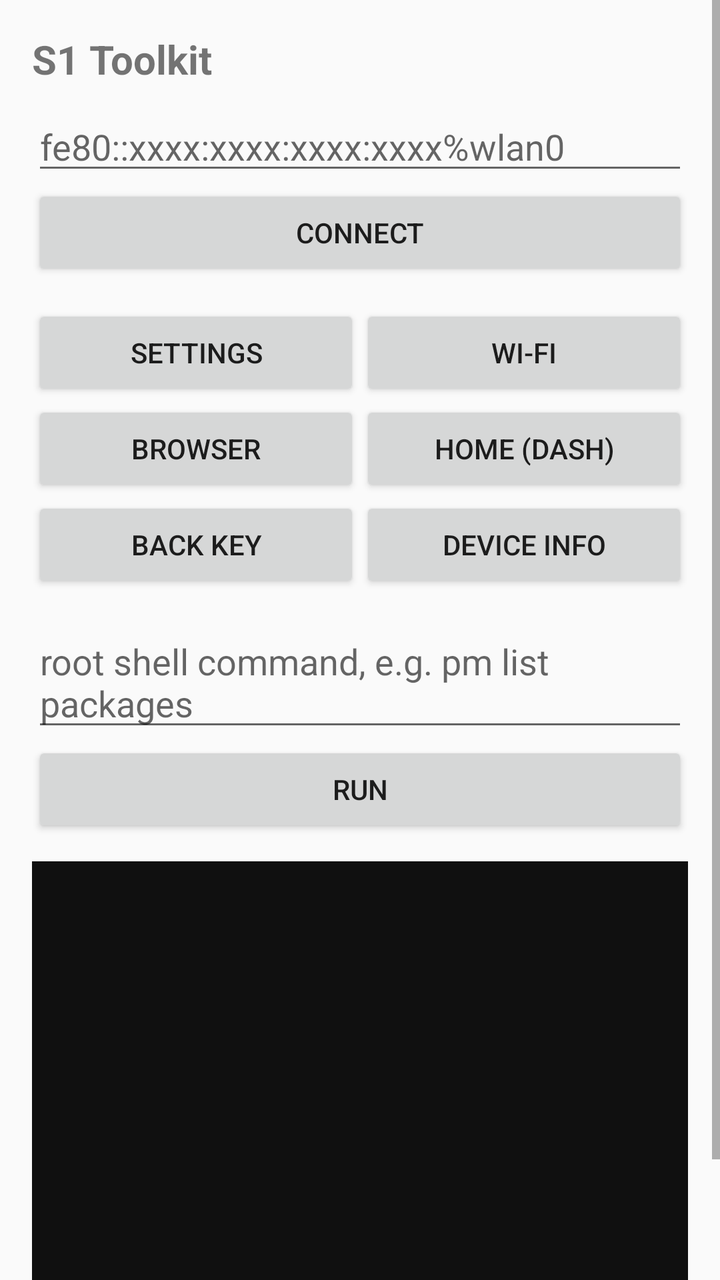
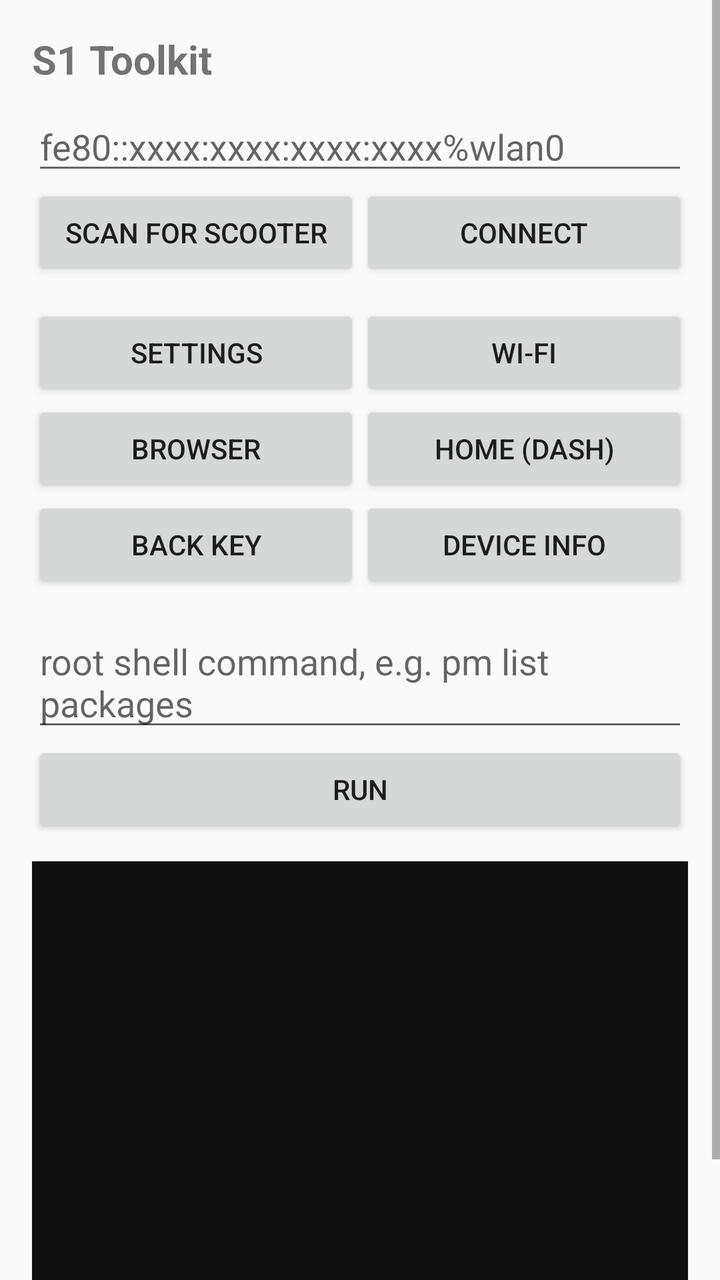

Compare the two renders of this Android layout. The source of the first and the diff that turns it into the second are given below.
<!-- AndroidManifest.xml: application theme Theme.S1Toolkit -->
<!-- res/layout/activity_main.xml -->
<?xml version="1.0" encoding="utf-8"?>
<ScrollView xmlns:android="http://schemas.android.com/apk/res/android"
    android:layout_width="match_parent"
    android:layout_height="match_parent">

    <LinearLayout
        android:orientation="vertical"
        android:padding="16dp"
        android:layout_width="match_parent"
        android:layout_height="wrap_content">

        <TextView
            android:text="@string/app_name"
            android:textSize="20sp"
            android:textStyle="bold"
            android:layout_width="wrap_content"
            android:layout_height="wrap_content"
            android:layout_marginBottom="8dp" />

        <EditText
            android:id="@+id/addressInput"
            android:hint="fe80::xxxx:xxxx:xxxx:xxxx%wlan0"
            android:inputType="textNoSuggestions"
            android:layout_width="match_parent"
            android:layout_height="wrap_content" />

        <Button
            android:id="@+id/connectButton"
            android:text="@string/connect"
            android:layout_width="match_parent"
            android:layout_height="wrap_content" />

        <LinearLayout
            android:orientation="horizontal"
            android:layout_marginTop="12dp"
            android:layout_width="match_parent"
            android:layout_height="wrap_content">

            <Button
                android:id="@+id/settingsButton"
                android:text="@string/settings"
                android:layout_width="0dp"
                android:layout_weight="1"
                android:layout_height="wrap_content" />

            <Button
                android:id="@+id/wifiButton"
                android:text="@string/wifi"
                android:layout_width="0dp"
                android:layout_weight="1"
                android:layout_height="wrap_content" />
        </LinearLayout>

        <LinearLayout
            android:orientation="horizontal"
            android:layout_width="match_parent"
            android:layout_height="wrap_content">

            <Button
                android:id="@+id/browserButton"
                android:text="@string/browser"
                android:layout_width="0dp"
                android:layout_weight="1"
                android:layout_height="wrap_content" />

            <Button
                android:id="@+id/homeButton"
                android:text="@string/home"
                android:layout_width="0dp"
                android:layout_weight="1"
                android:layout_height="wrap_content" />
        </LinearLayout>

        <LinearLayout
            android:orientation="horizontal"
            android:layout_width="match_parent"
            android:layout_height="wrap_content">

            <Button
                android:id="@+id/backButton"
                android:text="@string/back"
                android:layout_width="0dp"
                android:layout_weight="1"
                android:layout_height="wrap_content" />

            <Button
                android:id="@+id/infoButton"
                android:text="@string/info"
                android:layout_width="0dp"
                android:layout_weight="1"
                android:layout_height="wrap_content" />
        </LinearLayout>

        <EditText
            android:id="@+id/shellInput"
            android:hint="@string/shell_hint"
            android:layout_marginTop="12dp"
            android:layout_width="match_parent"
            android:layout_height="wrap_content" />

        <Button
            android:id="@+id/shellRunButton"
            android:text="@string/run"
            android:layout_width="match_parent"
            android:layout_height="wrap_content" />

        <ScrollView
            android:id="@+id/logScroll"
            android:layout_marginTop="12dp"
            android:layout_width="match_parent"
            android:layout_height="260dp"
            android:background="#101010">

            <TextView
                android:id="@+id/logView"
                android:fontFamily="monospace"
                android:textColor="#D0FFD0"
                android:textSize="11sp"
                android:padding="8dp"
                android:layout_width="match_parent"
                android:layout_height="wrap_content" />
        </ScrollView>

    </LinearLayout>
</ScrollView>
<!-- resources referenced by this layout -->
<resources>
  <string name="app_name">S1 Toolkit</string>
  <string name="back">Back key</string>
  <string name="browser">Browser</string>
  <string name="connect">Connect</string>
  <string name="home">Home (dash)</string>
  <string name="info">Device info</string>
  <string name="run">Run</string>
  <string name="settings">Settings</string>
  <string name="shell_hint">root shell command, e.g. pm list packages</string>
  <string name="wifi">Wi-Fi</string>
  <style name="Theme.S1Toolkit" parent="Theme.AppCompat.DayNight.NoActionBar" />
</resources>

<!-- the commit's change to res/layout/activity_main.xml (unified diff, before → after) -->
@@ -24,11 +24,25 @@
             android:layout_width="match_parent"
             android:layout_height="wrap_content" />
 
-        <Button
-            android:id="@+id/connectButton"
-            android:text="@string/connect"
+        <LinearLayout
+            android:orientation="horizontal"
             android:layout_width="match_parent"
-            android:layout_height="wrap_content" />
+            android:layout_height="wrap_content">
+
+            <Button
+                android:id="@+id/scanButton"
+                android:text="@string/scan"
+                android:layout_width="0dp"
+                android:layout_weight="1"
+                android:layout_height="wrap_content" />
+
+            <Button
+                android:id="@+id/connectButton"
+                android:text="@string/connect"
+                android:layout_width="0dp"
+                android:layout_weight="1"
+                android:layout_height="wrap_content" />
+        </LinearLayout>
 
         <LinearLayout
             android:orientation="horizontal"
<!-- resource entries referenced after the edit -->
@@ -7,6 +7,7 @@
   <string name="home">Home (dash)</string>
   <string name="info">Device info</string>
   <string name="run">Run</string>
+  <string name="scan">Scan for scooter</string>
   <string name="settings">Settings</string>
   <string name="shell_hint">root shell command, e.g. pm list packages</string>
   <string name="wifi">Wi-Fi</string>
